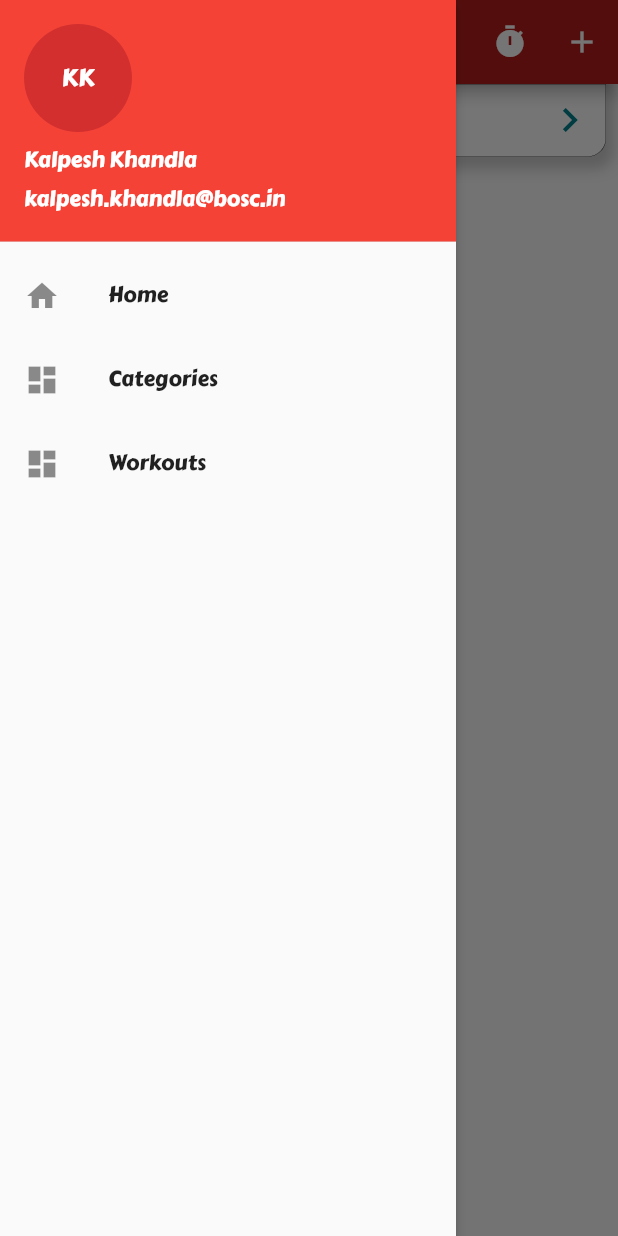
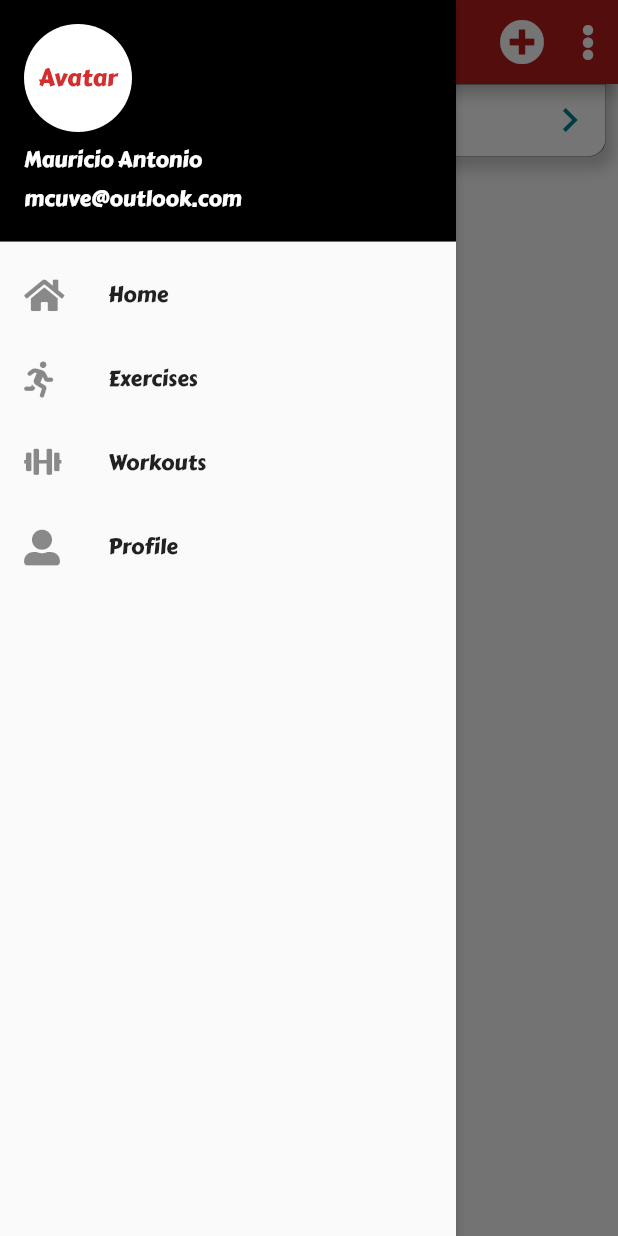
Before and after one commit to mcuv3/Tracktion, a Flutter app: the WorkOutScreen screen opened by its route, with the side drawer open, on a phone screen of 412 x 824 dp. Run offline on Flutter 3.47's test engine with Material 2 defaults, Android fonts, the phone set to English and light mode, and no system bars; our stand-ins replace bloc, connectivity, flutter_bloc, flutter_svg, font_awesome_flutter, moor and 2 more; missing offline and left inert: flutter_cupertino_date_picker, union; accounts and stored records are empty; generated files the repository leaves out were written again.

Commit message:
feature: crud between diferent days,persistent date and stream through navigation

```diff
--- /dev/null
+++ b/lib/bloc/common/Workout.dart
@@ -0,0 +1,8 @@
+import 'package:flutter/foundation.dart';
+
+class Common {
+  DateTime currentDate;
+  Common({@required this.currentDate});
+  set updateDate(DateTime date) => currentDate = date;
+  get date => this.currentDate;
+}
--- /dev/null
+++ b/lib/bloc/exercise-stream/exercisestream_cubit.dart
@@ -0,0 +1,18 @@
+import 'package:bloc/bloc.dart';
+import 'package:meta/meta.dart';
+import 'package:tracktion/models/db/database.dart';
+
+import '../../models/app/index.dart' as modelsApp;
+
+part 'exercisestream_state.dart';
+
+class ExerciseStreamCubit extends Cubit<ExerciseStreamState> {
+  final SQLDatabase db;
+  ExerciseStreamCubit({@required this.db}) : super(ExerciseStreamInitial());
+
+  void streamExercise(int exerciseId) {
+    if (state is ExeStream) {}
+    final exe = this.db.findExerciseStream(exerciseId);
+    emit(ExeStream(exe));
+  }
+}
--- /dev/null
+++ b/lib/bloc/exercise-stream/exercisestream_state.dart
@@ -0,0 +1,14 @@
+part of 'exercisestream_cubit.dart';
+
+@immutable
+abstract class ExerciseStreamState {}
+
+class ExerciseStreamInitial extends ExerciseStreamState {}
+
+
+class ExeStream extends ExerciseStreamState {
+
+  final Stream<modelsApp.Exercise> exe;
+  ExeStream(this.exe);
+
+}
--- a/lib/bloc/exercise/exercise_bloc.dart
+++ b/lib/bloc/exercise/exercise_bloc.dart
@@ -2,6 +2,7 @@ import 'dart:async';
 
 import 'package:bloc/bloc.dart';
 import 'package:meta/meta.dart';
+import 'package:tracktion/bloc/common/Workout.dart';
 import 'package:tracktion/models/app/body-parts.dart';
 import 'package:tracktion/models/app/exercise.dart' as exeModel;
 import 'package:tracktion/models/db/database.dart';
@@ -13,8 +14,10 @@ part 'exercise_state.dart';
 
 class ExerciseBloc extends Bloc<ExerciseEvent, ExerciseState> {
   final SQLDatabase db;
+  final Common common;
 
-  ExerciseBloc({@required this.db}) : super(ExercisesInitial());
+  ExerciseBloc({@required this.db, @required this.common})
+      : super(ExercisesInitial());
 
   @override
   Stream<ExerciseState> mapEventToState(
--- a/lib/bloc/workout/workout_bloc.dart
+++ b/lib/bloc/workout/workout_bloc.dart
@@ -3,6 +3,7 @@ import 'dart:async';
 import 'package:bloc/bloc.dart';
 import 'package:meta/meta.dart';
 import 'package:moor_flutter/moor_flutter.dart';
+import 'package:tracktion/bloc/common/Workout.dart';
 import 'package:tracktion/util/toDayDate.dart';
 
 import '../../models/app/index.dart' as modelsApp;
@@ -13,7 +14,9 @@ part 'workout_state.dart';
 
 class WorkoutBloc extends Bloc<WorkoutEvent, WorkoutState> {
   final SQLDatabase db;
-  WorkoutBloc({@required this.db}) : super(WorkoutInitial());
+  final Common common;
+  WorkoutBloc({@required this.db, @required this.common})
+      : super(WorkoutInitial());
 
   @override
   Stream<WorkoutState> mapEventToState(
@@ -35,10 +38,17 @@ class WorkoutBloc extends Bloc<WorkoutEvent, WorkoutState> {
   }
 
   Stream<WorkoutState> _fetchWorkout(FetchWorkout event) async* {
+    DateTime date = toDayDate(DateTime.now());
+    if (event.date == null && state is WorkoutSets) {
+      date = (state as WorkoutSets).date;
+    } else if(event.date !=null)
+      date = toDayDate(event.date);
     yield WorkoutLoading();
     try {
-      final date = toDayDate(event.date);
+      // var date = toDayDate(event.date);
+
       final sets = this.db.findSetsByDate(date);
+      // common.updateDate = date;
       yield WorkoutSets(sets: sets, date: date);
     } catch (e) {
       yield WorkoutTransactionFailed("Cannot fetch this workout");
@@ -74,10 +84,11 @@ class WorkoutBloc extends Bloc<WorkoutEvent, WorkoutState> {
       final set = event.set;
       final reps = set.reps;
       final exerciseSet = ExerciseSet(
-          id: set.id,
-          exeId: set.exercise.id,
-          workoutId: workout.id,
-          reps: reps);
+        id: set.id,
+        exeId: set.exercise.id,
+        workoutId: workout.id,
+        reps: reps,
+      );
       await this.db.saveSet(exerciseSet);
     } catch (e) {
       print(e);
--- a/lib/bloc/workout/workout_event.dart
+++ b/lib/bloc/workout/workout_event.dart
@@ -5,7 +5,7 @@ abstract class WorkoutEvent {}
 
 class FetchWorkout extends WorkoutEvent {
   final DateTime date;
-  FetchWorkout(this.date);
+  FetchWorkout({this.date});
 }
 
 class DeleteWorkout extends WorkoutEvent {
--- a/lib/screens/exercise/body-parts-screen.dart
+++ b/lib/screens/exercise/body-parts-screen.dart
@@ -1,9 +1,10 @@
 import 'package:flutter/material.dart';
 import 'package:tracktion/models/app/body-parts.dart';
-import 'package:tracktion/widgets/drawer.dart';
+import 'package:tracktion/widgets/Drawer.dart';
+import 'package:tracktion/widgets/body-part.dart';
+
 import './add-edit-exercise-screen.dart';
 import './search-exercise-screen.dart';
-import 'package:tracktion/widgets/body-part.dart';
 import '../../colors/custom_colors.dart';
 
 class BodyPartsScreen extends StatelessWidget {
--- a/lib/screens/main-screeen.dart
+++ b/lib/screens/main-screeen.dart
@@ -3,7 +3,8 @@ import 'package:flutter_bloc/flutter_bloc.dart';
 import 'package:tracktion/bloc/auth/auth_cubit.dart';
 import 'package:tracktion/screens/exercise/body-parts-screen.dart';
 import 'package:tracktion/screens/index.dart';
-import 'package:tracktion/widgets/drawer.dart';
+import 'package:tracktion/widgets/Drawer.dart';
+
 import '../colors/custom_colors.dart';
 
 class MainScreen extends StatelessWidget {
--- a/lib/screens/workout/workout-main-screen.dart
+++ b/lib/screens/workout/workout-main-screen.dart
@@ -1,11 +1,11 @@
 import 'package:flutter/material.dart';
 import 'package:flutter/rendering.dart';
 import 'package:flutter_bloc/flutter_bloc.dart';
+import 'package:font_awesome_flutter/font_awesome_flutter.dart';
 import 'package:tracktion/bloc/workout/workout_bloc.dart';
 import 'package:tracktion/models/app/index.dart';
-import 'package:tracktion/screens/data/dummy.dart';
 import 'package:tracktion/widgets/DatePicker.dart';
-import 'package:tracktion/widgets/drawer.dart';
+import 'package:tracktion/widgets/Drawer.dart';
 import 'package:tracktion/widgets/reps-item.dart';
 import 'package:union/union.dart';
 
@@ -21,56 +21,35 @@ class WorkOutScreen extends StatefulWidget {
 
 class _WorkOutScreenState extends State<WorkOutScreen>
     with TickerProviderStateMixin {
-  PageController _pageController;
-  int _selectedPage = 0;
+  AnimationController _pageController;
+  Animation<double> animation;
+  bool direction = true;
   DateTime currentDate;
   var init = false;
 
   @override
   void initState() {
+    currentDate = DateTime.now();
+    _pageController =
+        AnimationController(duration: Duration(milliseconds: 300), vsync: this)
+          ..addListener(() => setState(() {}));
+    animation = Tween(begin: 0.0, end: 500.0).animate(_pageController);
     super.initState();
-    currentDate = DateTime(2020, 11, 28);
-    _pageController = PageController(
-      initialPage: 0,
-      viewportFraction: 1,
-    )..addListener(_updateSelectedPage);
-  }
-
-  @override
-  void didChangeDependencies() {
-    // if (!init) {
-    BlocProvider.of<WorkoutBloc>(context).add(FetchWorkout(DateTime.now()));
-    // init = true;
-    // }
-
-    super.didChangeDependencies();
-  }
-
-  void _updateSelectedPage() {
-    final closestPage = _pageController.page.round();
-    final isClosestPageSelected =
-        (_pageController.page - closestPage).abs() < 0.1;
-    final selectedPage = isClosestPageSelected ? closestPage : null;
-    if (_selectedPage != selectedPage) {
-      setState(() {
-        _selectedPage = selectedPage;
+    Future.delayed(Duration.zero).then((_) {
+      BlocProvider.of<WorkoutBloc>(context).add(FetchWorkout());
     });
-      // TODO: update the date here as well
-    }
   }
 
   void viewCommentHandler() {}
 
   void changeDateHandler(bool isRight) {
-    final newPage = _selectedPage + (isRight ? 1 : -1);
-    _pageController.animateToPage(newPage,
-        duration: Duration(milliseconds: 300), curve: Curves.ease);
-    if (newPage < 0 || newPage == dummy_workouts.length) return;
+    isRight ? _pageController.forward() : _pageController.reverse();
     setState(() {
+      direction = isRight;
       currentDate = DateTime(currentDate.year, currentDate.month,
           currentDate.day + (isRight ? 1 : -1));
     });
-    // BlocProvider.of<WorkoutBloc>(context).add(FetchWorkout(DateTime.now()));
+    BlocProvider.of<WorkoutBloc>(context).add(FetchWorkout(date: currentDate));
   }
 
   void showSetDetails({@required int setId, @required List<SetWorkout> sets}) {
@@ -91,7 +70,7 @@ class _WorkOutScreenState extends State<WorkOutScreen>
       decoration: BoxDecoration(
         borderRadius: BorderRadius.only(
             topLeft: Radius.circular(10), topRight: Radius.circular(10)),
-        color: Theme.of(context).colorScheme.routines,
+        color: Theme.of(context).colorScheme.exercise,
       ),
       child: Text(
         title,
@@ -108,14 +87,18 @@ class _WorkOutScreenState extends State<WorkOutScreen>
       child: Scaffold(
         appBar: AppBar(
           actions: [
-            IconButton(icon: Icon(Icons.settings), onPressed: () {}),
-            IconButton(icon: Icon(Icons.info), onPressed: () {}),
-            IconButton(icon: Icon(Icons.timer), onPressed: () {}),
             IconButton(
-                icon: Icon(Icons.add),
+                icon: FaIcon(
+                  FontAwesomeIcons.plusCircle,
+                  size: 30,
+                ),
                 onPressed: () {
                   Navigator.of(context).pushNamed(BodyPartsScreen.routeName);
-                })
+                }),
+            IconButton(
+                visualDensity: VisualDensity.compact,
+                icon: FaIcon(FontAwesomeIcons.ellipsisV),
+                onPressed: () {}),
           ],
         ),
         drawer: MainDrawer(),
@@ -123,26 +106,47 @@ class _WorkOutScreenState extends State<WorkOutScreen>
           padding: EdgeInsets.symmetric(horizontal: 8, vertical: 0),
           child: Column(
             children: [
-              DatePicker(
+              BlocListener<WorkoutBloc, WorkoutState>(
+                listener: (context, state) {
+                  if (state is WorkoutSets) {
+                    setState(() {
+                      currentDate = state.date;
+                    });
+                  }
+                },
+                child: DatePicker(
                   changeDate: changeDateHandler,
                   currentDate: currentDate,
                 ),
+              ),
               Expanded(
+                child: AnimatedBuilder(
+                  animation: _pageController,
+                  builder: (context, _) => Transform.translate(
+                    offset: Offset(animation.value * (direction ? -1 : 1), 0.0),
                     child: BlocBuilder<WorkoutBloc, WorkoutState>(
                       builder: (context, state) {
                         if (state is WorkoutLoading) {
                           return Center(
-                        child: CircularProgressIndicator(),
+                            child: CircularProgressIndicator(
+                              backgroundColor: Colors.red,
+                            ),
                           );
                         }
 
                         if (state is WorkoutSets) {
+                          // return PageView.builder(
+                          //     controller: _pageController,
+                          //     itemCount: 3,
+                          //     scrollDirection: Axis.horizontal,
+                          //     itemBuilder: (context, workout) =>
                           return StreamBuilder(
                             builder: (context, sts) {
-                          if (sts.connectionState == ConnectionState.active) {
+                              if (sts.connectionState ==
+                                  ConnectionState.active) {
                                 List<SetWorkout> sets = sts.data;
-                            final List<Union3<Exercise, Rep, String>> items =
-                                [];
+                                final List<Union3<Exercise, Rep, String>>
+                                    items = [];
                                 sets.forEach((set) {
                                   set.exercise.setId = set.id;
                                   items.add(set.exercise.asFirst());
@@ -164,11 +168,12 @@ class _WorkOutScreenState extends State<WorkOutScreen>
                                           (exe) => item = GestureDetector(
                                               onTap: () => showSetDetails(
                                                   setId: exe.setId, sets: sets),
-                                          child:
-                                              buildHeader(context, exe.name)),
+                                              child: buildHeader(
+                                                  context, exe.name)),
                                           (rep) => item = GestureDetector(
                                                 onTap: () => showSetDetails(
-                                                setId: rep.setId, sets: sets),
+                                                    setId: rep.setId,
+                                                    sets: sets),
                                                 child: RepItem(
                                                   hasComment: rep.notes != "",
                                                   reps: rep.reps,
@@ -188,7 +193,9 @@ class _WorkOutScreenState extends State<WorkOutScreen>
                                 );
                               }
 
-                          return Text('Loading');
+                              return Center(
+                                child: CircularProgressIndicator(),
+                              );
                             },
                             stream: state.sets,
                           );
@@ -199,7 +206,9 @@ class _WorkOutScreenState extends State<WorkOutScreen>
                         );
                       },
                     ),
-              )
+                  ),
+                ),
+              ),
             ],
           ),
         ),
--- a/lib/widgets/drawer.dart
+++ b/lib/widgets/Drawer.dart
@@ -1,4 +1,5 @@
 import 'package:flutter/material.dart';
+import 'package:font_awesome_flutter/font_awesome_flutter.dart';
 import 'package:tracktion/screens/index.dart';
 
 class MainDrawer extends StatelessWidget {
@@ -6,19 +7,21 @@ class MainDrawer extends StatelessWidget {
   Widget build(BuildContext context) {
     return Drawer(
       elevation: 3,
-      semanticLabel: "sd",
       child: ListView(
         padding: EdgeInsets.all(0),
         children: <Widget>[
           UserAccountsDrawerHeader(
-            accountEmail: Text("kalpesh.khandla@bosc.in"),
-            accountName: Text("Kalpesh Khandla"),
+            arrowColor: Colors.black,
+            accountEmail: Text("mcuve@outlook.com"),
+            accountName: Text("Mauricio Antonio"),
+            decoration: BoxDecoration(color: Colors.black),
             currentAccountPicture: CircleAvatar(
-              child: Text("KK"),
+              backgroundColor: Colors.white,
+              child: Text("Avatar"),
             ),
           ),
           ListTile(
-            leading: Icon(Icons.home),
+            leading: FaIcon(FontAwesomeIcons.home),
             title: Text("Home"),
             onTap: () {
               print("Home Clicked");
@@ -29,8 +32,8 @@ class MainDrawer extends StatelessWidget {
             },
           ),
           ListTile(
-            leading: Icon(Icons.dashboard),
-            title: Text("Categories"),
+            leading: FaIcon(FontAwesomeIcons.running),
+            title: Text("Exercises"),
             onTap: () {
               print("Categories Clicked");
               Navigator.pushReplacement(
@@ -40,8 +43,22 @@ class MainDrawer extends StatelessWidget {
             },
           ),
           ListTile(
-            leading: Icon(Icons.dashboard),
+            leading: FaIcon(
+              FontAwesomeIcons.dumbbell,
+              size: 20,
+            ),
             title: Text("Workouts"),
+            onTap: () {
+              print("Categories Clicked");
+              Navigator.pushReplacement(
+                context,
+                MaterialPageRoute(builder: (context) => WorkOutScreen()),
+              );
+            },
+          ),
+          ListTile(
+            leading: FaIcon(FontAwesomeIcons.userAlt),
+            title: Text("Profile"),
             onTap: () {
               print("Categories Clicked");
               Navigator.pushReplacement(
--- a/lib/widgets/ExerciseItem.dart
+++ b/lib/widgets/ExerciseItem.dart
@@ -1,13 +1,13 @@
 import 'package:flutter/material.dart';
 import 'package:tracktion/models/app/exercise.dart';
-import 'package:tracktion/screens/workout/exercise-workout-screen.dart';
 import 'package:tracktion/util/enumToString.dart';
+
 import '../colors/custom_colors.dart';
 
 class ExerciseItem extends StatelessWidget {
   final Exercise exs;
 
-  ExerciseItem(@required this.exs);
+  ExerciseItem(this.exs);
 
   @override
   Widget build(BuildContext context) {
--- a/pubspec.yaml
+++ b/pubspec.yaml
@@ -20,6 +20,7 @@ dependencies:
   moor_flutter: ^3.1.0
   flutter_staggered_grid_view: ^0.3.3
   union: ^0.0.3+1
+  font_awesome_flutter: ^8.11.0
   flutter_cupertino_date_picker:
     git: https://github.com/daveleenew/flutter-cupertino-date-picker.git
 
```
Also changed, not shown: lib/main.dart (+19 -11 lines), lib/screens/workout/exercise-workout-screen.dart (+16 -71 lines), lib/widgets/streams/ExerciseStream.dart (added, +61 -0 lines), pubspec.lock. Lines whose indentation alone changed are shown as unchanged.
